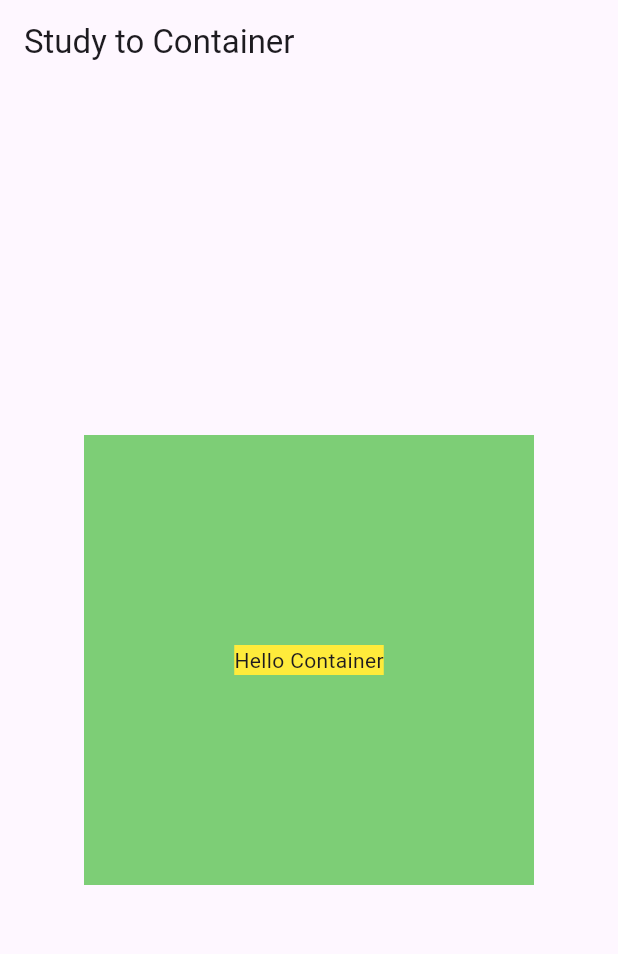
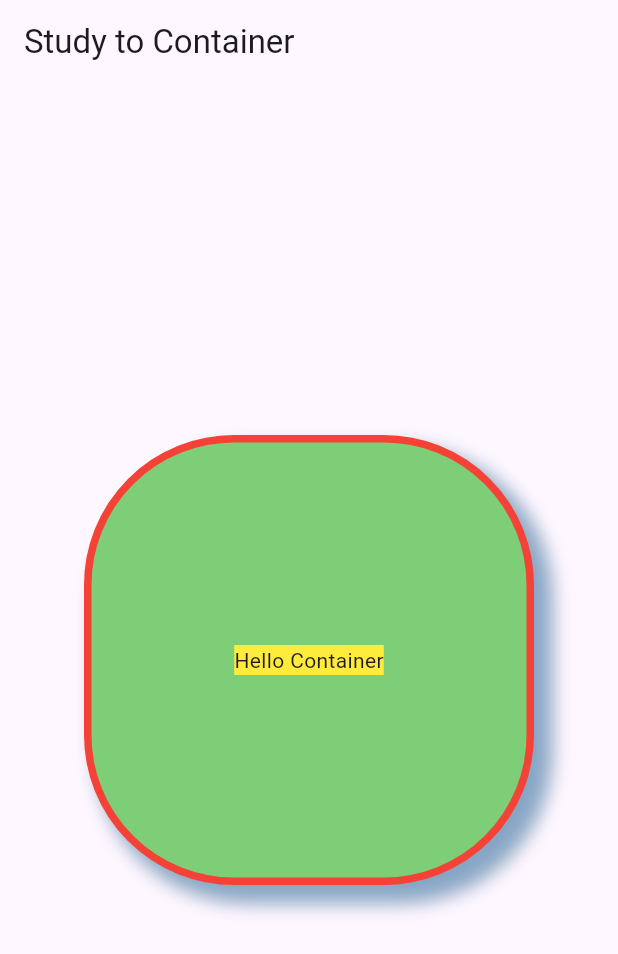
Before and after one commit to HiddenEvent/first_app, a Flutter app: the screen it shows after launch, on a phone screen of 412 x 824 dp. Shown: the top 954 px of the screen. Run offline on Flutter 3.47's test engine with Material 3 defaults, Android fonts, the phone set to English and light mode, and no system bars.

Commit message:
[Container 위젯] BoxDecoration - 위젯의 모양과 스타일을 정의하는 데 사용되는 클래스 (위젯 X) * 주의: BoxDecoration 상위에 Color가 정의 되어 있으면 에러 발생

```diff
--- a/lib/main.dart
+++ b/lib/main.dart
@@ -26,9 +26,17 @@
         // height: double.infinity, // 상하 꽉 차게
         width: 300,
         height: 300,
-        color: Color(0xFF7DCE76),
         // padding: EdgeInsets.fromLTRB(10, 12, 10, 12),
         // margin: EdgeInsets.symmetric(vertical: 24, horizontal: 30),
+        decoration: BoxDecoration(
+          color: Color(0xFF7DCE76),
+          border: Border.all(color: Colors.red, width: 5, style: BorderStyle.solid),
+          borderRadius: BorderRadius.circular(100),
+          boxShadow: [
+            BoxShadow(color: Colors.black.withOpacity(0.3), offset: Offset(10, 10), blurRadius: 10, spreadRadius: 1),
+            BoxShadow(color: Colors.blue.withOpacity(0.3), offset: Offset(10, 10), blurRadius: 10, spreadRadius: 1),
+          ],
+        ),
         child: Center(
           child: Container(
             color: Colors.yellow,
```
